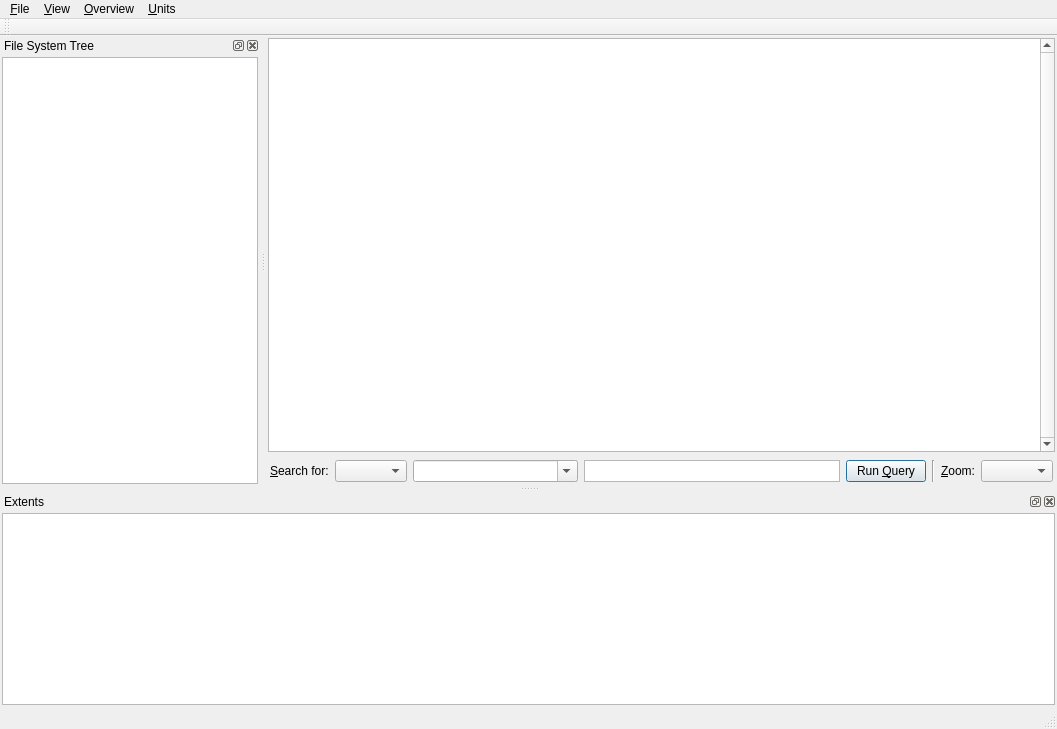
Old version of the form filemapper.ui in the repository djwong/filemapper.
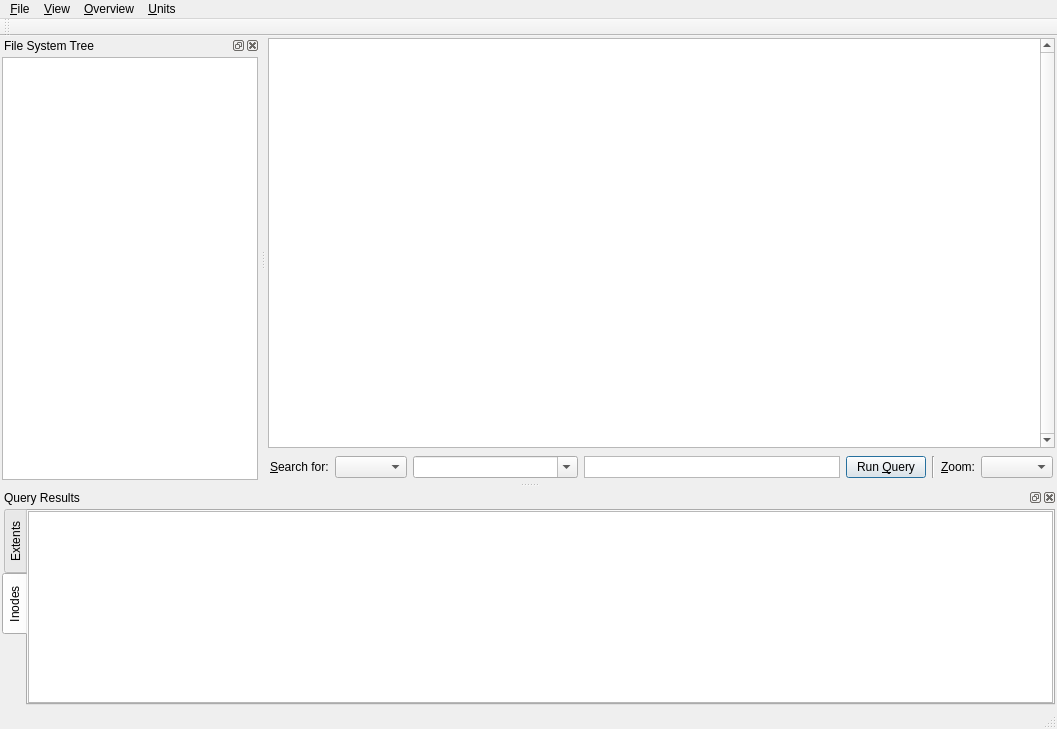
New version of the form. The open tabs and pages were chosen to show the change. Icons and pictures are not drawn.

Commit message: gui: Add in the inode stats view in the UI; we'll add the meat next.

What changed in the file:
```diff
--- a/filemapper.ui
+++ b/filemapper.ui
@@ -327,7 +327,7 @@
   </widget>
   <widget class="QDockWidget" name="extent_dock">
    <property name="windowTitle">
-    <string>Extents</string>
+    <string>Query Results</string>
    </property>
    <attribute name="dockWidgetArea">
     <number>8</number>
@@ -347,6 +347,34 @@
       <number>2</number>
      </property>
      <item row="0" column="0">
+      <widget class="QTabWidget" name="results_tab">
+       <property name="tabPosition">
+        <enum>QTabWidget::West</enum>
+       </property>
+       <property name="currentIndex">
+        <number>0</number>
+       </property>
+       <property name="movable">
+        <bool>true</bool>
+       </property>
+       <widget class="QWidget" name="tabExtents">
+        <attribute name="title">
+         <string>Extents</string>
+        </attribute>
+        <layout class="QGridLayout" name="gridLayout">
+         <property name="leftMargin">
+          <number>0</number>
+         </property>
+         <property name="topMargin">
+          <number>0</number>
+         </property>
+         <property name="rightMargin">
+          <number>0</number>
+         </property>
+         <property name="bottomMargin">
+          <number>0</number>
+         </property>
+         <item row="0" column="0">
       <widget class="QTreeView" name="extent_table">
        <property name="whatsThis">
         <string>A list of extents matching the most recent extent query.  Selecting extents will show their location on the overview.</string>
@@ -378,6 +406,66 @@
        <property name="sortingEnabled">
         <bool>true</bool>
        </property>
+          </widget>
+         </item>
+        </layout>
+       </widget>
+       <widget class="QWidget" name="tabInodeStat">
+        <attribute name="title">
+         <string>Inodes</string>
+        </attribute>
+        <layout class="QGridLayout" name="gridLayout_4">
+         <property name="leftMargin">
+          <number>0</number>
+         </property>
+         <property name="topMargin">
+          <number>0</number>
+         </property>
+         <property name="rightMargin">
+          <number>0</number>
+         </property>
+         <property name="bottomMargin">
+          <number>0</number>
+         </property>
+         <item row="0" column="0">
+          <widget class="QTreeView" name="inode_table">
+           <property name="whatsThis">
+            <string>A list of inodes matching the most recent extent query.</string>
+           </property>
+           <property name="accessibleName">
+            <string>Inode List</string>
+           </property>
+           <property name="accessibleDescription">
+            <string>A list of inodes matching the most recent extent query.</string>
+           </property>
+           <property name="editTriggers">
+            <set>QAbstractItemView::NoEditTriggers</set>
+           </property>
+           <property name="showDropIndicator" stdset="0">
+            <bool>false</bool>
+           </property>
+           <property name="alternatingRowColors">
+            <bool>true</bool>
+           </property>
+           <property name="selectionMode">
+            <enum>QAbstractItemView::ExtendedSelection</enum>
+           </property>
+           <property name="indentation">
+            <number>0</number>
+           </property>
+           <property name="uniformRowHeights">
+            <bool>true</bool>
+           </property>
+           <property name="itemsExpandable">
+            <bool>false</bool>
+           </property>
+           <property name="sortingEnabled">
+            <bool>true</bool>
+           </property>
+          </widget>
+         </item>
+        </layout>
+       </widget>
       </widget>
      </item>
     </layout>
```
Left out of the diff: 13 changed lines with no effect on the pictures. Lines whose indentation alone changed are shown as unchanged. The commit also changes 1 other file.
